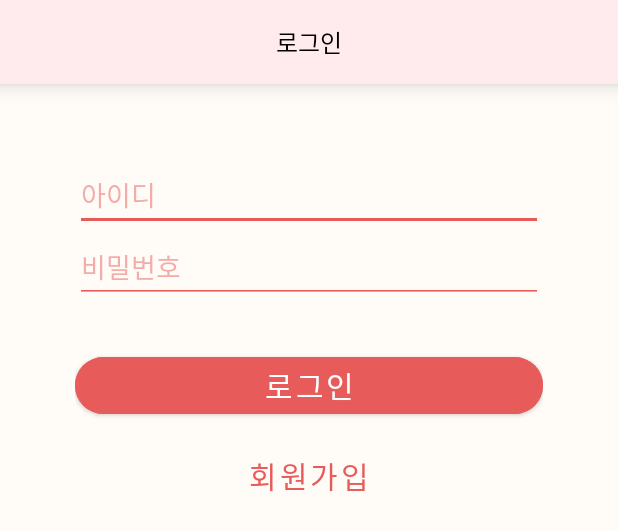
After one commit to k-r-1/gradproject-pawprints, an Android app: the layout activity_login.xml on its own in the app's theme, with its tools: preview values and no code run, on a phone screen of 412 x 824 dp. The commit adds this screen. Shown: the top 531 px of the screen. Run offline under Robolectric (Android 15) with nearby library versions, the phone set to English and light mode, and no system bars.

Commit message:
로그인 화면

```diff
--- a/app/build.gradle.kts
+++ b/app/build.gradle.kts
@@ -45,6 +45,7 @@ dependencies {
     implementation(libs.androidx.lifecycle.viewmodel.ktx)
     implementation(libs.androidx.navigation.fragment.ktx)
     implementation(libs.androidx.navigation.ui.ktx)
+    implementation(libs.androidx.activity)
     testImplementation(libs.junit)
     androidTestImplementation(libs.androidx.junit)
     androidTestImplementation(libs.androidx.espresso.core)
--- a/app/src/main/AndroidManifest.xml
+++ b/app/src/main/AndroidManifest.xml
@@ -13,15 +13,18 @@
         android:theme="@style/Theme.Pawprints"
         tools:targetApi="31">
         <activity
-            android:name=".MainActivity"
-            android:exported="true"
-            android:label="@string/app_name">
+            android:name=".ui.LoginActivity"
+            android:exported="true">
             <intent-filter>
                 <action android:name="android.intent.action.MAIN" />
 
                 <category android:name="android.intent.category.LAUNCHER" />
             </intent-filter>
         </activity>
+        <activity
+            android:name=".MainActivity"
+            android:exported="false"
+            android:label="@string/app_name" />
     </application>
 
 </manifest>
--- /dev/null
+++ b/app/src/main/res/layout/activity_login.xml
@@ -0,0 +1,77 @@
+<?xml version="1.0" encoding="utf-8"?>
+<LinearLayout xmlns:android="http://schemas.android.com/apk/res/android"
+    xmlns:tools="http://schemas.android.com/tools"
+    xmlns:app="http://schemas.android.com/apk/res-auto"
+    android:id="@+id/main"
+    android:layout_width="match_parent"
+    android:layout_height="match_parent"
+    android:background="@color/background_color"
+    android:orientation="vertical"
+    tools:context=".ui.LoginActivity">
+
+    <androidx.appcompat.widget.Toolbar
+        android:id="@+id/toolbar"
+        android:layout_width="match_parent"
+        android:layout_height="wrap_content"
+        android:elevation="8dp"
+        android:background="@color/primary_pink">
+
+        <!-- 툴바 내용 -->
+        <TextView
+            android:layout_width="wrap_content"
+            android:layout_height="wrap_content"
+            android:layout_gravity="center"
+            android:text="로그인"
+            android:textColor="@android:color/black"
+            android:textSize="16sp" />
+
+    </androidx.appcompat.widget.Toolbar>
+
+    <LinearLayout
+        android:layout_width="match_parent"
+        android:layout_height="wrap_content"
+        android:orientation="vertical"
+        android:background="@color/background_color"
+        android:padding="50dp"
+        android:gravity="center_horizontal">
+
+        <EditText
+            android:id="@+id/edit_id"
+            android:layout_width="match_parent"
+            android:layout_height="wrap_content"
+            android:hint="아이디"
+            android:textColorHint="@color/right_pink"
+            app:backgroundTint="@color/deep_pink" />
+
+        <EditText
+            android:id="@+id/edit_pw"
+            android:layout_width="match_parent"
+            android:layout_height="wrap_content"
+            android:hint="비밀번호"
+            android:textColorHint="@color/right_pink"
+            app:backgroundTint="@color/deep_pink" />
+
+        <Button
+            android:id="@+id/btn_login"
+            android:layout_width="match_parent"
+            android:layout_height="wrap_content"
+            android:text="로그인"
+            android:textSize="20sp"
+            android:backgroundTint="@color/deep_pink"
+            app:cornerRadius="30dp"
+            android:layout_marginTop="30dp" />
+
+        <Button
+            android:id="@+id/btn_sign_up"
+            android:layout_width="match_parent"
+            android:layout_height="wrap_content"
+            android:text="회원가입"
+            android:textSize="20sp"
+            android:textColor="@color/deep_pink"
+            android:background="@android:color/transparent"
+            android:layout_marginTop="10dp" />
+
+
+    </LinearLayout>
+
+</LinearLayout>
--- a/app/src/main/res/values/colors.xml
+++ b/app/src/main/res/values/colors.xml
@@ -9,9 +9,9 @@
     <color name="white">#FFFFFFFF</color>
 
     <color name="background_color">#FFFCF8</color> <!-- 배경 -->
-    <color name="bar_default_color">#FFEAEE</color> <!-- 상단바/하단바 -->
-    <color name="button_dark_color">#E85B5B</color> <!-- 진한 버튼 -->
-    <color name="button_light_color">#80E85B5B</color> <!-- 연한 버튼 -->
+    <color name="primary_pink">#FFEAEE</color> <!-- 상단바/하단바 -->
+    <color name="deep_pink">#E85B5B</color> <!-- 진한 버튼 -->
+    <color name="right_pink">#80E85B5B</color> <!-- 연한 버튼 -->
 
     <color name="bottom_nav_selected">#000000</color> <!-- 네비 아이콘 선택 -->
     <color name="bottom_nav_not_selected">#FF888888</color> <!-- 네비 아이콘 미선택 -->
--- a/gradle/libs.versions.toml
+++ b/gradle/libs.versions.toml
@@ -12,6 +12,7 @@ lifecycleLivedataKtx = "2.6.1"
 lifecycleViewmodelKtx = "2.6.1"
 navigationFragmentKtx = "2.6.0"
 navigationUiKtx = "2.6.0"
+activity = "1.8.0"
 
 [libraries]
 androidx-core-ktx = { group = "androidx.core", name = "core-ktx", version.ref = "coreKtx" }
@@ -25,6 +26,7 @@ androidx-lifecycle-livedata-ktx = { group = "androidx.lifecycle", name = "lifecy
 androidx-lifecycle-viewmodel-ktx = { group = "androidx.lifecycle", name = "lifecycle-viewmodel-ktx", version.ref = "lifecycleViewmodelKtx" }
 androidx-navigation-fragment-ktx = { group = "androidx.navigation", name = "navigation-fragment-ktx", version.ref = "navigationFragmentKtx" }
 androidx-navigation-ui-ktx = { group = "androidx.navigation", name = "navigation-ui-ktx", version.ref = "navigationUiKtx" }
+androidx-activity = { group = "androidx.activity", name = "activity", version.ref = "activity" }
 
 [plugins]
 androidApplication = { id = "com.android.application", version.ref = "agp" }
```
